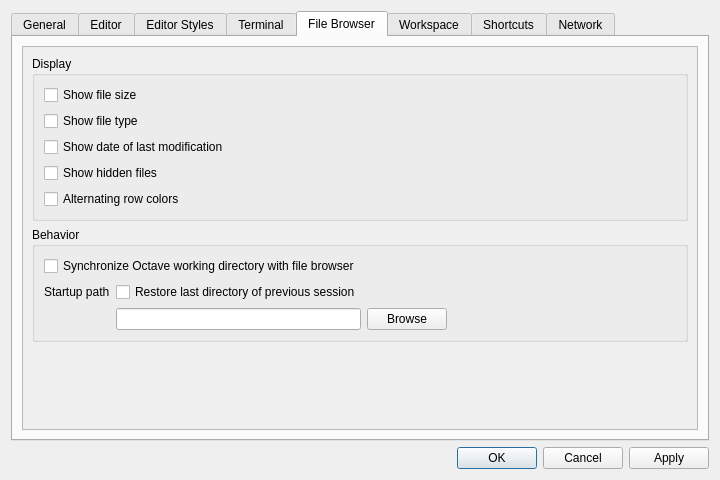
Before: the Qt Designer form libgui/src/settings-dialog.ui in ctaggart/octave, drawn with Qt 5.
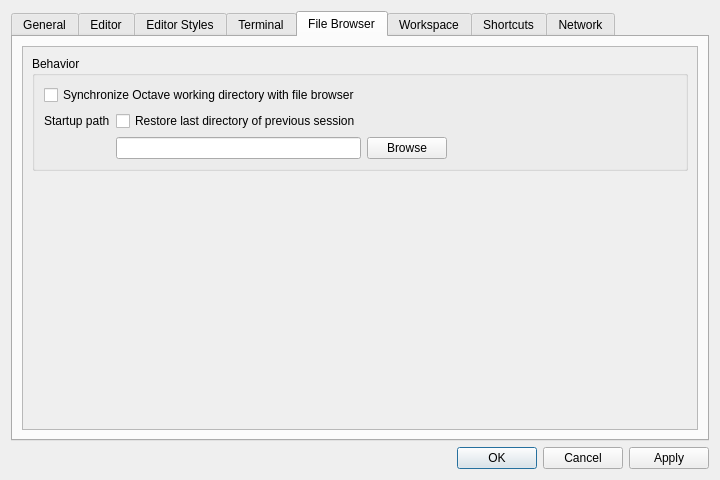
After: the same form once the commit is applied. The open tabs and pages were chosen to show the change.

Commit message:
remove column visibility of file browser from settings dialog
* settings-dialog.cc (settings_dialog): remove initializations of obsolete
  dialog items;
  (write_changed_settings): remove writing settings from obsolete dialog items

* settings-dialog.ui: Remove items related to the display of the file browser

Diff of the .ui file:
```diff
--- a/libgui/src/settings-dialog.ui
+++ b/libgui/src/settings-dialog.ui
@@ -1754,57 +1754,6 @@
            </rect>
           </property>
           <layout class="QVBoxLayout" name="verticalLayout_18">
-           <item>
-            <widget class="QGroupBox" name="groupBox_3">
-             <property name="title">
-              <string>Display</string>
-             </property>
-             <layout class="QVBoxLayout" name="verticalLayout_23">
-              <item>
-               <layout class="QGridLayout" name="gridLayout_11">
-                <property name="topMargin">
-                 <number>0</number>
-                </property>
-                <item row="1" column="0">
-                 <widget class="QCheckBox" name="showFileType">
-                  <property name="text">
-                   <string>Show file type</string>
-                  </property>
-                 </widget>
-                </item>
-                <item row="3" column="0">
-                 <widget class="QCheckBox" name="showHiddenFiles">
-                  <property name="text">
-                   <string>Show hidden files</string>
-                  </property>
-                 </widget>
-                </item>
-                <item row="0" column="0">
-                 <widget class="QCheckBox" name="showFileSize">
-                  <property name="text">
-                   <string>Show file size</string>
-                  </property>
-                 </widget>
-                </item>
-                <item row="2" column="0">
-                 <widget class="QCheckBox" name="showLastModified">
-                  <property name="text">
-                   <string>Show date of last modification</string>
-                  </property>
-                 </widget>
-                </item>
-                <item row="4" column="0">
-                 <widget class="QCheckBox" name="useAlternatingRowColors">
-                  <property name="text">
-                   <string>Alternating row colors</string>
-                  </property>
-                 </widget>
-                </item>
-               </layout>
-              </item>
-             </layout>
-            </widget>
-           </item>
            <item>
             <widget class="QGroupBox" name="groupBox_4">
              <property name="title">
```
Left out of the diff: 22 changed lines with no effect on the pictures. The commit also changes 1 other file.
